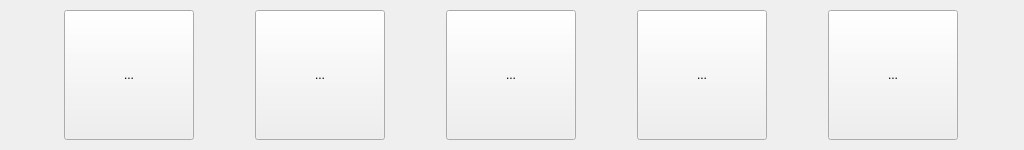
shuyalin/QWidgetDemo, file CkxCar/MainPage/customlistitem.ui: the form before one commit.
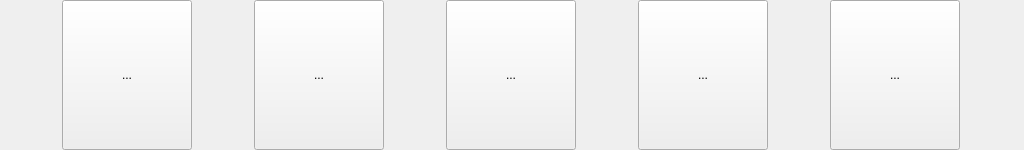
The form after the commit.

```diff
--- a/CkxCar/MainPage/customlistitem.ui
+++ b/CkxCar/MainPage/customlistitem.ui
@@ -38,12 +38,27 @@
       </size>
      </property>
      <layout class="QHBoxLayout" name="horizontalLayout_2">
+      <property name="spacing">
+       <number>0</number>
+      </property>
+      <property name="leftMargin">
+       <number>0</number>
+      </property>
+      <property name="topMargin">
+       <number>0</number>
+      </property>
+      <property name="rightMargin">
+       <number>0</number>
+      </property>
+      <property name="bottomMargin">
+       <number>0</number>
+      </property>
       <item>
        <widget class="QToolButton" name="btn1">
         <property name="minimumSize">
          <size>
           <width>130</width>
-          <height>130</height>
+          <height>150</height>
          </size>
         </property>
         <property name="text">
@@ -56,7 +71,7 @@
         <property name="minimumSize">
          <size>
           <width>130</width>
-          <height>130</height>
+          <height>150</height>
          </size>
         </property>
         <property name="text">
@@ -69,7 +84,7 @@
         <property name="minimumSize">
          <size>
           <width>130</width>
-          <height>130</height>
+          <height>150</height>
          </size>
         </property>
         <property name="text">
@@ -82,7 +97,7 @@
         <property name="minimumSize">
          <size>
           <width>130</width>
-          <height>130</height>
+          <height>150</height>
          </size>
         </property>
         <property name="text">
@@ -95,7 +110,7 @@
         <property name="minimumSize">
          <size>
           <width>130</width>
-          <height>130</height>
+          <height>150</height>
          </size>
         </property>
         <property name="text">
```
